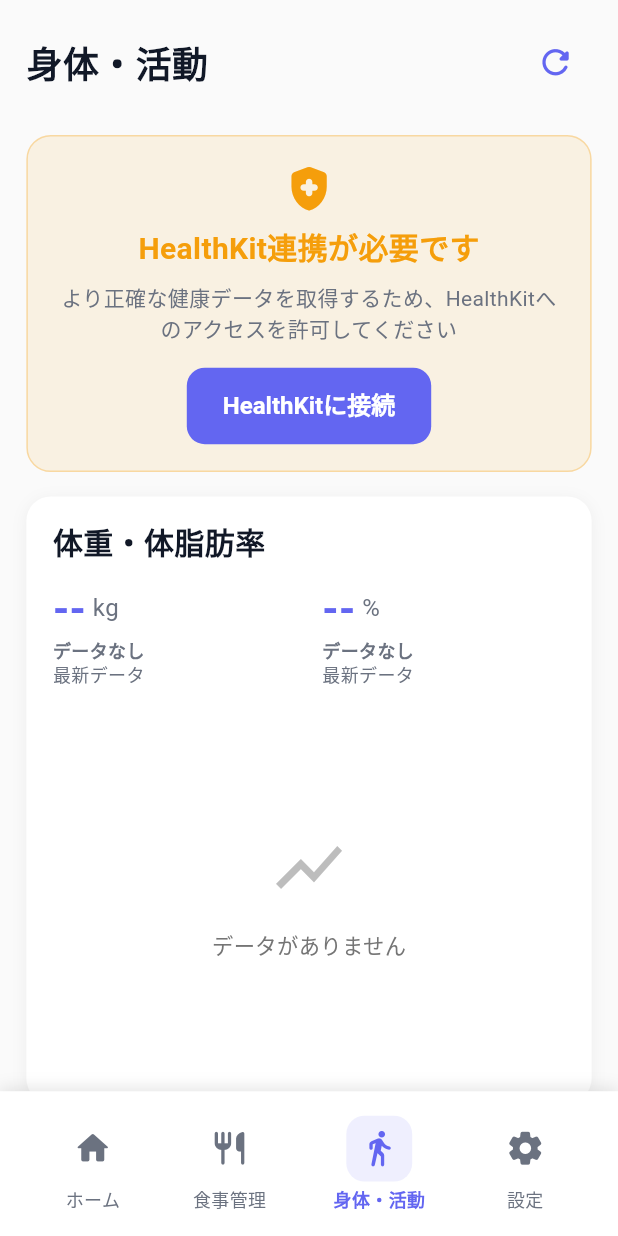
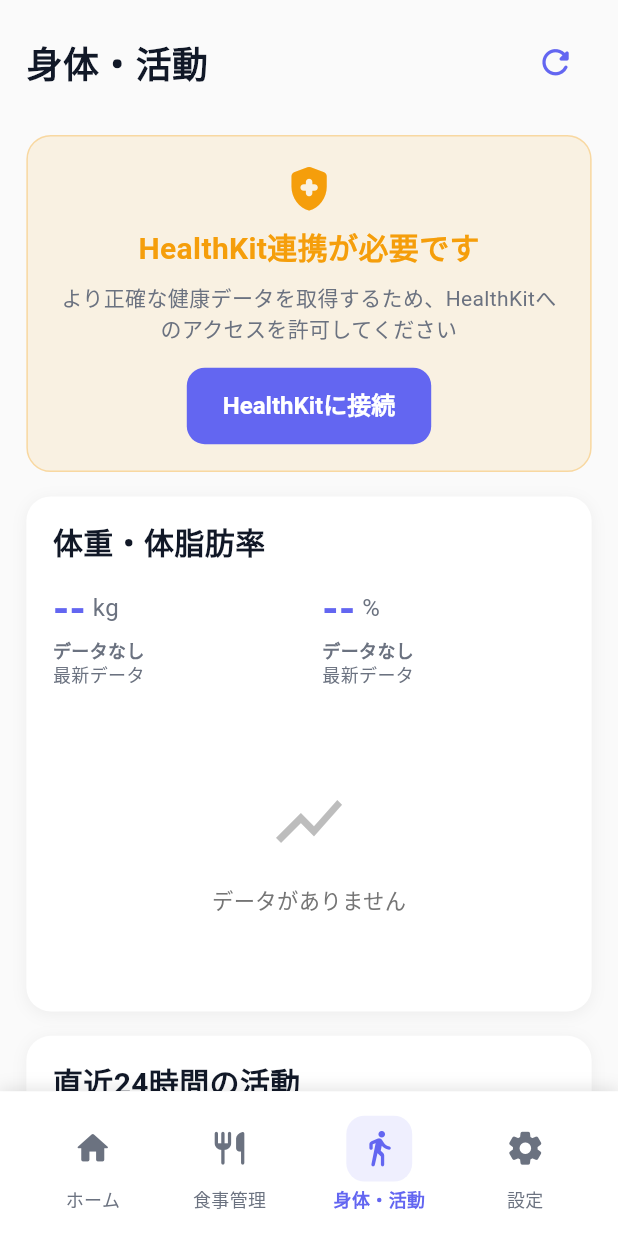
Before and after one commit to buta-tama-soba/wellco, a Flutter app: the screen it shows after launch, item 3 of the bottom bar chosen, on a phone screen of 412 x 824 dp. Run offline on Flutter 3.47's test engine with Material 3 defaults, Android fonts, the phone set to English and light mode, and no system bars; our stand-ins replace cached_network_image, drift, fl_chart, flutter_hooks, flutter_riverpod, flutter_screenutil and 2 more; missing offline and left inert: flutter_inappwebview, health; accounts and stored records are empty; generated files the repository leaves out were written again; statements that could not run were skipped.

Commit message:
fix: 身体活動画面の体重グラフサイズをホーム画面と統一
- 横幅: 親コンテナのパディングを打ち消してフル幅表示
- 高さ: 240.h から 180.h に変更してホーム画面と統一
- Y軸の予約サイズを 40.w から 35.w に変更
- パディング設定をホーム画面と一致させた

```diff
--- a/lib/presentation/pages/health_data_page.dart
+++ b/lib/presentation/pages/health_data_page.dart
@@ -549,7 +549,9 @@ class HealthDataPage extends HookConsumerWidget {
   Widget _buildWeightChartSection(WidgetRef ref) {
     final weightHistoryAsync = ref.watch(weightHistoryProvider);
 
-    return weightHistoryAsync.when(
+    return Container(
+      margin: EdgeInsets.symmetric(horizontal: -AppConstants.paddingM.w), // 親のパディングを打ち消し
+      child: weightHistoryAsync.when(
         data: (weightData) => WeightChartWidgetHealth(
           weightData: weightData,
           onRefresh: () {
@@ -566,6 +568,7 @@ class HealthDataPage extends HookConsumerWidget {
           onRefresh: () {
             ref.invalidate(weightHistoryProvider);
           },
+        ),
       ),
     );
   }
```
Also changed, not shown: lib/presentation/widgets/weight_chart_widget_health.dart (+5 -8 lines), lib/presentation/widgets/weight_chart_widget_home.dart (indentation only). Lines whose indentation alone changed are shown as unchanged.
